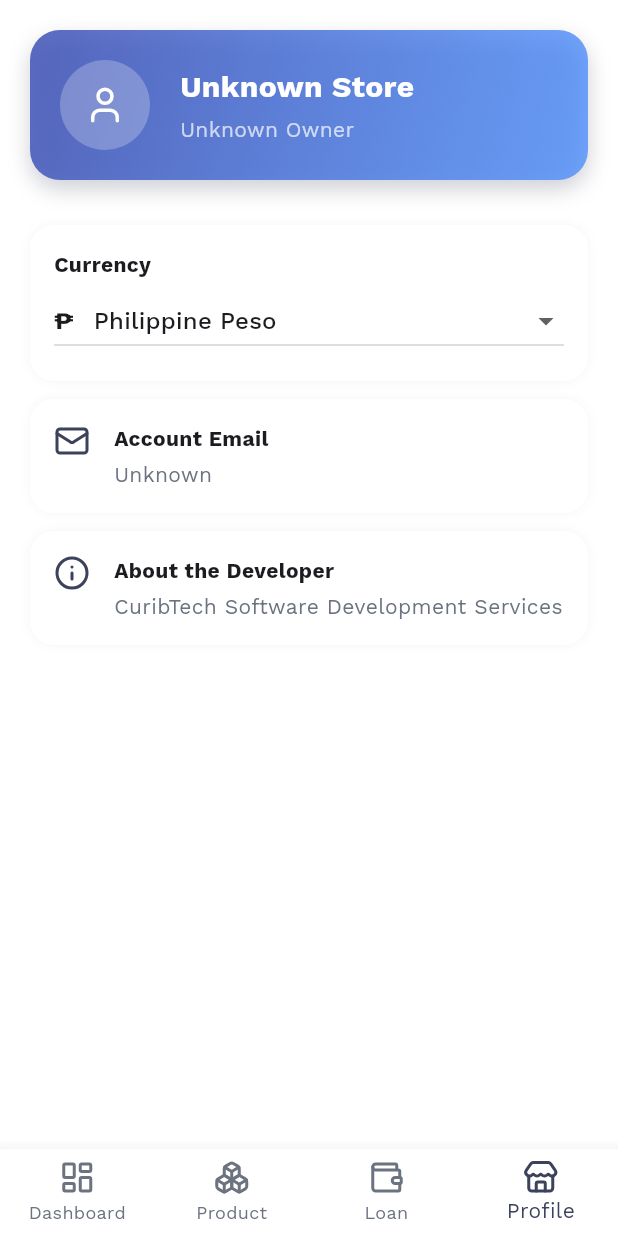
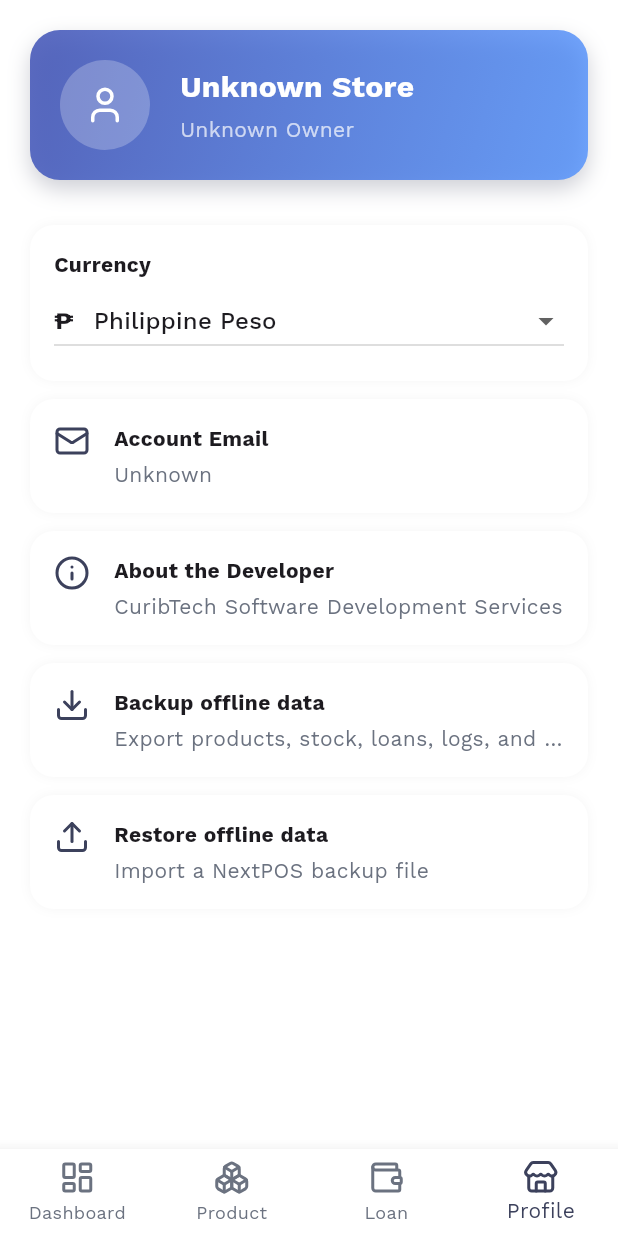
Before and after one commit to curib123/pocket_pos, a Flutter app: the screen it shows after launch, item 4 of the bottom bar chosen, on a phone screen of 412 x 824 dp. Run offline on Flutter 3.47's test engine with Material 3 defaults, Android fonts, the phone set to English and light mode, and no system bars; our stand-ins replace animate_do, connectivity_plus, dio, file_picker, flutter_image_compress, flutter_phoenix and 13 more; missing offline and left inert: mobile_scanner; accounts and stored records are empty.

Commit message:
feat: add offline backup restore controls

```diff
--- a/lib/View/Screen/Main/ProfileScreen.dart
+++ b/lib/View/Screen/Main/ProfileScreen.dart
@@ -1,10 +1,13 @@
 import 'package:flutter/material.dart';
 import 'package:flutter/services.dart';
+import 'dart:io';
+import 'package:file_picker/file_picker.dart';
 import 'package:lucide_icons/lucide_icons.dart';
 import 'package:animate_do/animate_do.dart';
 import 'package:nextpos/Helper/Classes_Methods/AppColor.dart';
 import 'package:nextpos/Helper/Database/SecureStorageServices.dart';
 import 'package:nextpos/Provider/CurrencyProvider.dart';
+import 'package:nextpos/Provider/OfflineDataProvider.dart';
 import 'package:nextpos/View/Components/Widgets/ResponsiveText.dart';
 import 'package:provider/provider.dart';
 
@@ -29,7 +32,8 @@ class _ProfileScreenState extends State<ProfileScreen> {
   Future<void> _loadUserDetails() async {
     SecureStorageService secureStorage = SecureStorageService();
 
-    final userDetails = await secureStorage.readUser(); // 👈 don't forget the await!
+    final userDetails = await secureStorage
+        .readUser(); // 👈 don't forget the await!
 
     setState(() {
       accountEmail = userDetails['email'] ?? 'Unknown';
@@ -37,7 +41,6 @@ class _ProfileScreenState extends State<ProfileScreen> {
       ownerName = userDetails['ownerName'] ?? 'Unknown Owner';
     });
   }
-
 
   @override
   void didChangeDependencies() {
@@ -86,7 +89,11 @@ class _ProfileScreenState extends State<ProfileScreen> {
                       const CircleAvatar(
                         radius: 30,
                         backgroundColor: Colors.white24,
-                        child: Icon(LucideIcons.user, color: Colors.white, size: 28),
+                        child: Icon(
+                          LucideIcons.user,
+                          color: Colors.white,
+                          size: 28,
+                        ),
                       ),
                       const SizedBox(width: 20),
                       Expanded(
@@ -128,13 +135,19 @@ class _ProfileScreenState extends State<ProfileScreen> {
                     color: AppColor.surface,
                     borderRadius: BorderRadius.circular(16),
                     boxShadow: [
-                      BoxShadow(color: Colors.black12.withOpacity(0.04), blurRadius: 6),
+                      BoxShadow(
+                        color: Colors.black12.withOpacity(0.04),
+                        blurRadius: 6,
+                      ),
                     ],
                   ),
                   child: Column(
                     crossAxisAlignment: CrossAxisAlignment.start,
                     children: [
-                      const Text("Currency", style: TextStyle(fontWeight: FontWeight.bold)),
+                      const Text(
+                        "Currency",
+                        style: TextStyle(fontWeight: FontWeight.bold),
+                      ),
                       const SizedBox(height: 4),
                       Consumer<CurrencyProvider>(
                         builder: (context, provider, child) {
@@ -142,7 +155,8 @@ class _ProfileScreenState extends State<ProfileScreen> {
                             isExpanded: true,
                             value: provider.selectedCurrency,
                             onChanged: (value) {
-                              if (value != null && value != provider.selectedCurrency) {
+                              if (value != null &&
+                                  value != provider.selectedCurrency) {
                                 provider.selectCurrency(value);
                               }
                             },
@@ -153,20 +167,19 @@ class _ProfileScreenState extends State<ProfileScreen> {
                                   children: [
                                     Text(
                                       currency['symbol'],
-                                      style: const TextStyle(fontWeight: FontWeight.bold),
+                                      style: const TextStyle(
+                                        fontWeight: FontWeight.bold,
+                                      ),
                                     ),
                                     const SizedBox(width: 8),
-                                    Expanded(
-                                      child: Text(currency['name']),
-                                    ),
+                                    Expanded(child: Text(currency['name'])),
                                   ],
                                 ),
                               );
                             }).toList(),
                           );
                         },
-                      )
-
+                      ),
                     ],
                   ),
                 ),
@@ -188,13 +201,86 @@ class _ProfileScreenState extends State<ProfileScreen> {
                 subtitle: aboutDev,
               ),
 
+              Consumer<OfflineDataProvider>(
+                builder: (context, offline, _) => Column(
+                  children: [
+                    _profileTile(
+                      context,
+                      icon: LucideIcons.download,
+                      title: 'Backup offline data',
+                      subtitle: offline.isBusy
+                          ? 'Preparing backup…'
+                          : 'Export products, stock, loans, logs, and sync queue',
+                      onTap: offline.isBusy ? null : () => _backup(context),
+                    ),
+                    _profileTile(
+                      context,
+                      icon: LucideIcons.upload,
+                      title: 'Restore offline data',
+                      subtitle: offline.isBusy
+                          ? 'Restoring backup…'
+                          : 'Import a NextPOS backup file',
+                      onTap: offline.isBusy ? null : () => _restore(context),
+                    ),
+                  ],
+                ),
+              ),
+
               const SizedBox(height: 10),
-
             ],
           ),
         ),
       ),
     );
+  }
+
+  Future<void> _backup(BuildContext context) async {
+    final path = await FilePicker.platform.saveFile(
+      dialogTitle: 'Save NextPOS backup',
+      fileName:
+          'nextpos-backup-${DateTime.now().toIso8601String().split('T').first}.json',
+      type: FileType.custom,
+      allowedExtensions: ['json'],
+    );
+    if (!context.mounted || path == null) return;
+    try {
+      await context.read<OfflineDataProvider>().backupTo(File(path));
+      if (context.mounted)
+        ScaffoldMessenger.of(context).showSnackBar(
+          const SnackBar(content: Text('Offline backup saved successfully.')),
+        );
+    } catch (error) {
+      if (context.mounted)
+        ScaffoldMessenger.of(
+          context,
+        ).showSnackBar(SnackBar(content: Text('Backup failed: $error')));
+    }
+  }
+
+  Future<void> _restore(BuildContext context) async {
+    final result = await FilePicker.platform.pickFiles(
+      type: FileType.custom,
+      allowedExtensions: ['json'],
+    );
+    if (!context.mounted || result?.files.single.path == null) return;
+    try {
+      final count = await context.read<OfflineDataProvider>().restoreFrom(
+        File(result!.files.single.path!),
+      );
+      if (context.mounted)
+        ScaffoldMessenger.of(context).showSnackBar(
+          SnackBar(
+            content: Text(
+              'Restored $count product records. Restart or sync to refresh all screens.',
+            ),
+          ),
+        );
+    } catch (error) {
+      if (context.mounted)
+        ScaffoldMessenger.of(
+          context,
+        ).showSnackBar(SnackBar(content: Text('Restore failed: $error')));
+    }
   }
 
   Widget _profileTile(
@@ -229,12 +315,17 @@ class _ProfileScreenState extends State<ProfileScreen> {
                 child: Column(
                   crossAxisAlignment: CrossAxisAlignment.start,
                   children: [
-                    Text(title, style: const TextStyle(fontWeight: FontWeight.bold)),
+                    Text(
+                      title,
+                      style: const TextStyle(fontWeight: FontWeight.bold),
+                    ),
                     const SizedBox(height: 4),
                     Text(
                       subtitle,
                       style: const TextStyle(color: AppColor.textSecondary),
-                      overflow: isAboutDeveloper ? TextOverflow.visible : TextOverflow.ellipsis,
+                      overflow: isAboutDeveloper
+                          ? TextOverflow.visible
+                          : TextOverflow.ellipsis,
                     ),
                   ],
                 ),
```
Lines whose indentation alone changed are shown as unchanged.
